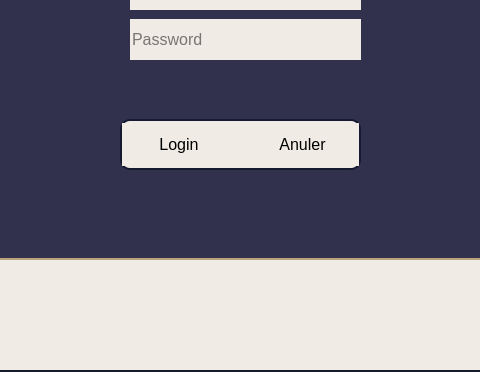
blackjack465/QT-Project, file gestion/login.ui: the form before one commit; both pictures show x 260 to 740 and y 341 to 713 of the 996 by 713 pixel window.
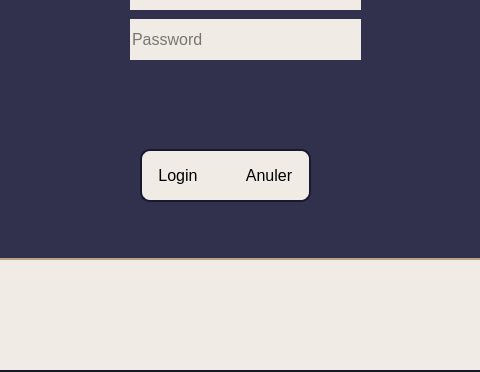
The form after the commit.

Patch:
```diff
--- a/gestion/login.ui
+++ b/gestion/login.ui
@@ -38,93 +38,6 @@
     background-color: #31304D; 
 }</string>
     </property>
-    <widget class="QWidget" name="horizontalLayoutWidget">
-     <property name="geometry">
-      <rect>
-       <x>150</x>
-       <y>230</y>
-       <width>241</width>
-       <height>51</height>
-      </rect>
-     </property>
-     <layout class="QHBoxLayout" name="horizontalLayout">
-      <item>
-       <widget class="QPushButton" name="LoginButton">
-        <property name="sizePolicy">
-         <sizepolicy hsizetype="Minimum" vsizetype="Preferred">
-          <horstretch>0</horstretch>
-          <verstretch>0</verstretch>
-         </sizepolicy>
-        </property>
-        <property name="styleSheet">
-         <string notr="true">/* Estilo para los botones (QPushButton) */
-
-QPushButton {
-    font-size: 16px;
-    background-color: #F0ECE5; /* Fondo marrón */
-    color: black; /* Texto color negro */
-    border: none;
-    border-radius: 0;
-    text-align: center;
-    text-decoration: none;
-    display: inline-block;
-    margin: 4px 2px;
-    cursor: pointer;
-    transition: background-color 0.3s, color 0.3s; /* Transición suave */
-}
-
-/* Cambio de color al pasar el ratón sobre el botón */
-QPushButton:hover {
-    background-color: #31304D; 
-    color: white; 
-	border : 1px solid #F0ECE5;
-    border-radius: 5px;
-}</string>
-        </property>
-        <property name="text">
-         <string>Login</string>
-        </property>
-       </widget>
-      </item>
-      <item>
-       <widget class="QPushButton" name="pushButton">
-        <property name="sizePolicy">
-         <sizepolicy hsizetype="Minimum" vsizetype="Preferred">
-          <horstretch>0</horstretch>
-          <verstretch>0</verstretch>
-         </sizepolicy>
-        </property>
-        <property name="styleSheet">
-         <string notr="true">/* Estilo para los botones (QPushButton) */
-QPushButton {
-    font-size: 16px;
-    background-color: #F0ECE5; /* Fondo marrón */
-    color: black; /* Texto color negro */
-    border: none;
-    border-radius: 0;
-    text-align: center;
-    text-decoration: none;
-    display: inline-block;
-    margin: 4px 2px;
-    cursor: pointer;
-    transition: background-color 0.3s, color 0.3s; /* Transición suave */
-}
-
-/* Cambio de color al pasar el ratón sobre el botón */
-QPushButton:hover {
-    background-color: #31304D; 
-    color: white; 
-	border : 1px solid #F0ECE5;
-    border-radius: 5px;
-}</string>
-        </property>
-        <property name="text">
-         <string>Anuler</string>
-        </property>
-       </widget>
-      </item>
-     </layout>
-    </widget>
     <widget class="QLineEdit" name="UserlineEdit">
      <property name="geometry">
       <rect>
@@ -186,6 +99,123 @@
       <string>Password</string>
      </property>
     </widget>
+    <widget class="QWidget" name="">
+     <property name="geometry">
+      <rect>
+       <x>170</x>
+       <y>260</y>
+       <width>171</width>
+       <height>53</height>
+      </rect>
+     </property>
+     <layout class="QGridLayout" name="gridLayout">
+      <property name="sizeConstraint">
+       <enum>QLayout::SetNoConstraint</enum>
+      </property>
+      <item row="0" column="2">
+       <widget class="QPushButton" name="pushButton">
+        <property name="sizePolicy">
+         <sizepolicy hsizetype="Minimum" vsizetype="Preferred">
+          <horstretch>0</horstretch>
+          <verstretch>0</verstretch>
+         </sizepolicy>
+        </property>
+        <property name="styleSheet">
+         <string notr="true">/* Estilo para los botones (QPushButton) */
+QPushButton {
+    font-size: 16px;
+    background-color: #F0ECE5; /* Fondo marrón */
+    color: black; /* Texto color negro */
+    border: none;
+    border-radius: 0;
+	padding-left : 10px;
+	padding-top : 7px;
+	padding-right : 10px;
+	padding-bottom : 7px;
+	margin-left : 0px;
+	margin-top : 8px;
+ 	margin-right : 8px;
+	margin-bottom : 8px;
+    text-align: center;
+    text-decoration: none;
+    display: inline-block;
+    cursor: pointer;
+    transition: background-color 0.3s, color 0.3s; /* Transición suave */
+}
+
+/* Cambio de color al pasar el ratón sobre el botón */
+QPushButton:hover {
+    background-color: #31304D; 
+    color: white; 
+	border : 1px solid #F0ECE5;
+    border-radius: 5px;
+}</string>
+        </property>
+        <property name="text">
+         <string>Anuler</string>
+        </property>
+       </widget>
+      </item>
+      <item row="0" column="0">
+       <widget class="QPushButton" name="LoginButton">
+        <property name="sizePolicy">
+         <sizepolicy hsizetype="Minimum" vsizetype="Preferred">
+          <horstretch>0</horstretch>
+          <verstretch>0</verstretch>
+         </sizepolicy>
+        </property>
+        <property name="styleSheet">
+         <string notr="true">/* Estilo para los botones (QPushButton) */
+
+QPushButton {
+    font-size: 16px;
+    background-color: #F0ECE5; /* Fondo marrón */
+    color: black; /* Texto color negro */
+    border: none;
+    border-radius: 0;
+	padding-left : 10px;
+	padding-top : 7px;
+	padding-right : 10px;
+	padding-bottom : 7px;
+	margin-left : 8px;
+	margin-top : 8px;
+ 	margin-right : 0px;
+	margin-bottom : 8px;
+    text-align: center;
+    text-decoration: none;
+    display: inline-block;
+    cursor: pointer;
+    transition: background-color 0.3s, color 0.3s; /* Transición suave */
+}
+
+/* Cambio de color al pasar el ratón sobre el botón */
+QPushButton:hover {
+    background-color: #31304D; 
+    color: white; 
+	border : 1px solid #F0ECE5;
+    border-radius: 5px;
+}</string>
+        </property>
+        <property name="text">
+         <string>Login</string>
+        </property>
+       </widget>
+      </item>
+      <item row="0" column="1">
+       <spacer name="horizontalSpacer">
+        <property name="orientation">
+         <enum>Qt::Horizontal</enum>
+        </property>
+        <property name="sizeHint" stdset="0">
+         <size>
+          <width>40</width>
+          <height>20</height>
+         </size>
+        </property>
+       </spacer>
+      </item>
+     </layout>
+    </widget>
    </widget>
    <widget class="QLabel" name="titre">
     <property name="geometry">
```
